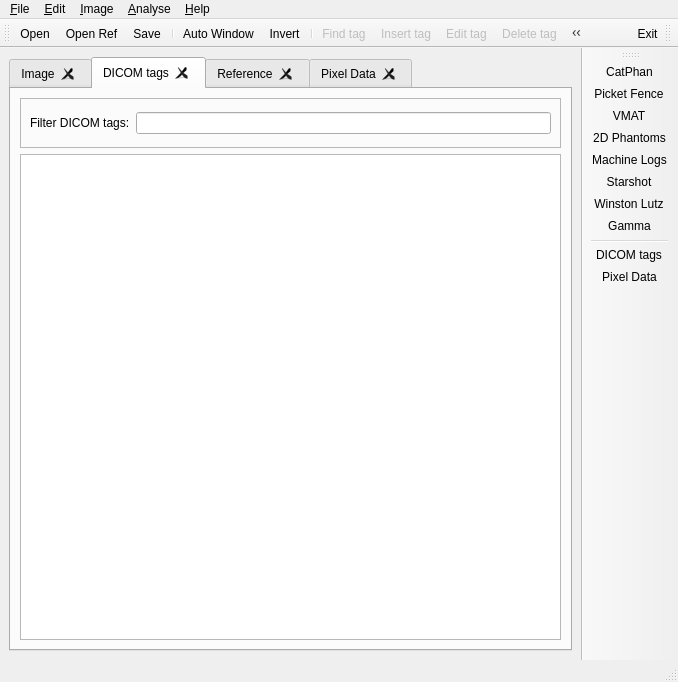
The window that LinaQAForm.ui (alanphys/LinaQA) describes before a commit, drawn with Qt 5.
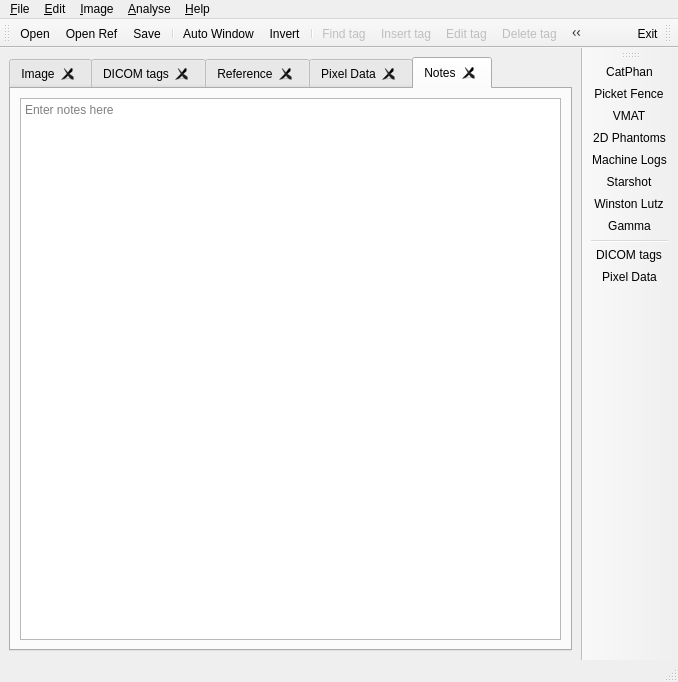
The same window after the commit. Icons and pictures are not drawn.

Commit message: Add user definable notes to pdf

What changed in the file:
```diff
--- a/LinaQAForm.ui
+++ b/LinaQAForm.ui
@@ -34,7 +34,7 @@
     <item>
      <widget class="QTabWidget" name="tabWidget">
       <property name="currentIndex">
-       <number>1</number>
+       <number>4</number>
       </property>
       <property name="tabsClosable">
        <bool>true</bool>
@@ -165,6 +165,20 @@
         </item>
        </layout>
       </widget>
+      <widget class="QWidget" name="tab_5">
+       <attribute name="title">
+        <string>Notes</string>
+       </attribute>
+       <layout class="QHBoxLayout" name="horizontalLayout_4">
+        <item>
+         <widget class="QTextEdit" name="pte_notes">
+          <property name="placeholderText">
+           <string>Enter notes here</string>
+          </property>
+         </widget>
+        </item>
+       </layout>
+      </widget>
      </widget>
     </item>
    </layout>
```
Left out of the diff: 21 changed lines with no effect on the pictures. The commit also changes 6 other files.
